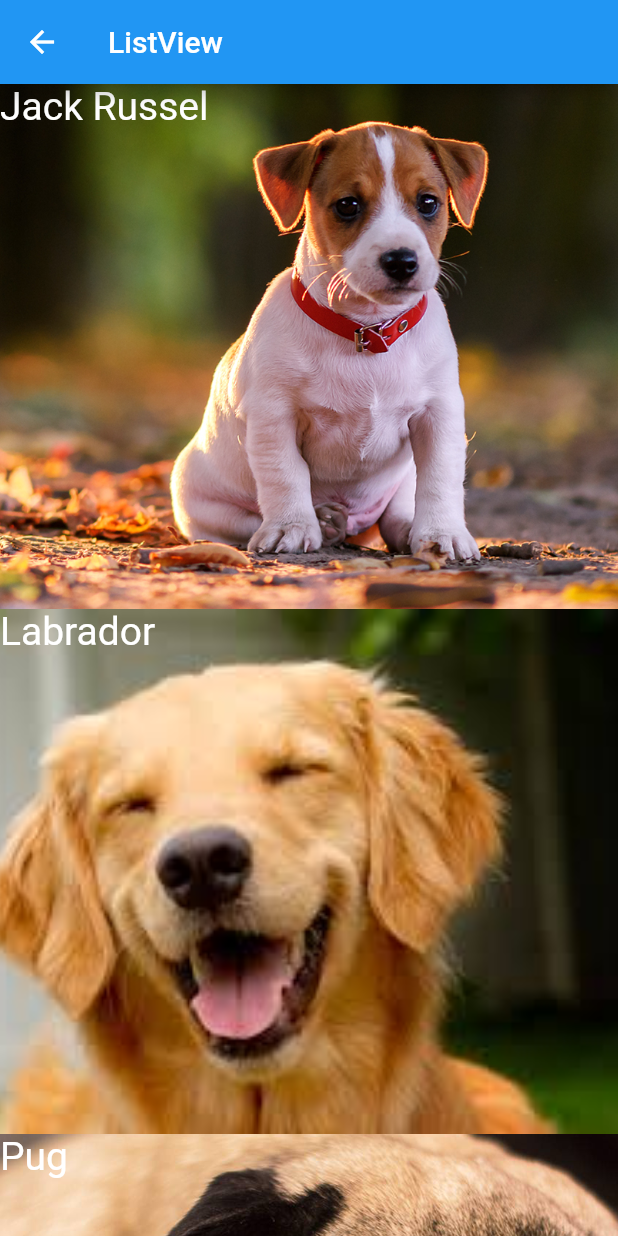
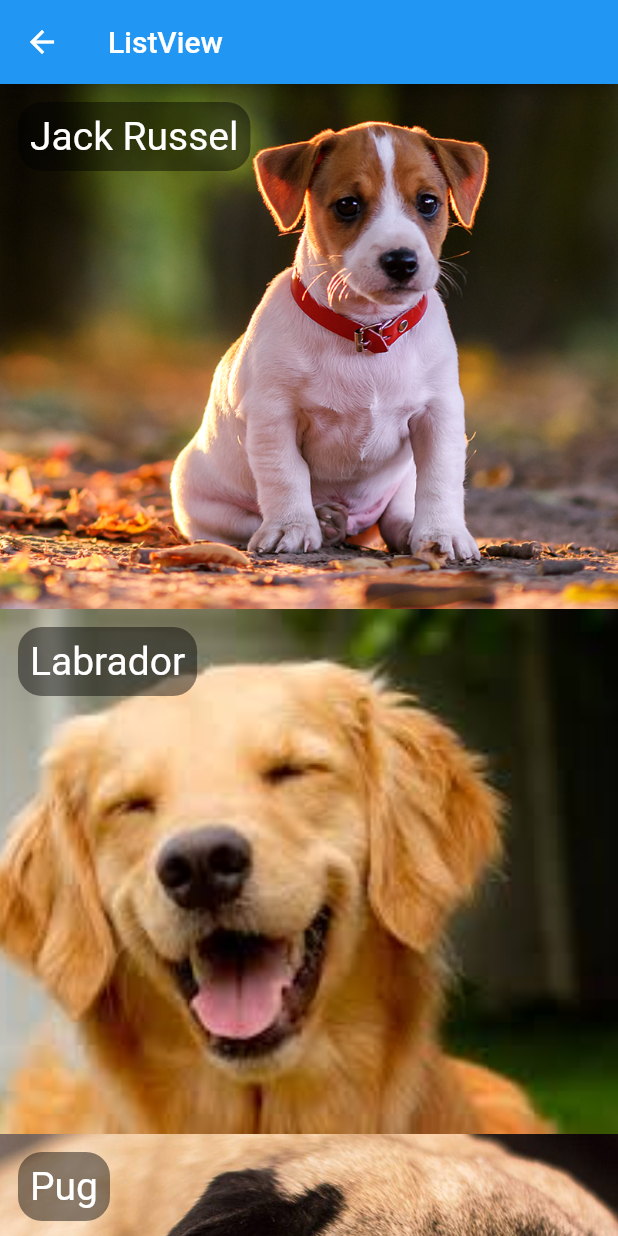
Before and after one commit to robertov8/flutterbasicoewidgets, a Flutter app: the HelloListView screen opened directly, on a phone screen of 412 x 824 dp. Run offline on Flutter 3.47's test engine with Material 2 defaults, Android fonts, the phone set to English and light mode, and no system bars.

Commit message:
59 - Stack - BoxDecoration (parte 3)

```diff
--- a/lib/pages/hello_listview.dart
+++ b/lib/pages/hello_listview.dart
@@ -37,11 +37,19 @@ class HelloListView extends StatelessWidget {
           fit: StackFit.expand,
           children: <Widget>[
             _img(dog.foto),
-            Container(
+            Align(
               alignment: Alignment.topLeft,
-              child: Text(
-                dog.nome,
-                style: TextStyle(fontSize: 26, color: Colors.white),
+              child: Container(
+                margin: EdgeInsets.all(12),
+                padding: EdgeInsets.all(8),
+                decoration: BoxDecoration(
+                  color: Colors.black45,
+                  borderRadius: BorderRadius.circular(16)
+                ),
+                child: Text(
+                  dog.nome,
+                  style: TextStyle(fontSize: 26, color: Colors.white),
+                ),
               ),
             )
           ],
```
